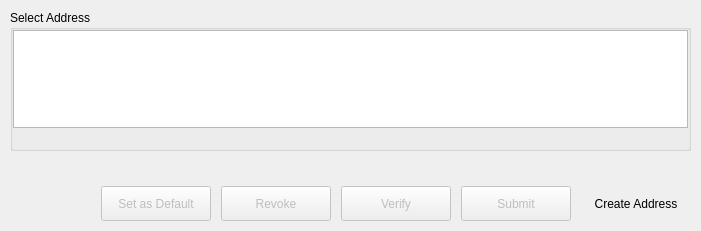
Old version of the form BlockSettleUILib/AuthAddressDialog.ui in the repository BlockSettle/terminal.
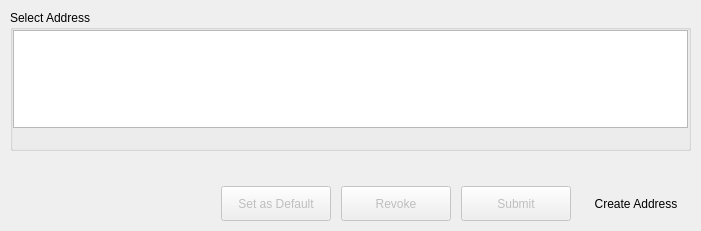
New version of the form. Icons and pictures are not drawn.

Commit message: BST-2207: remove Verify button

Patch:
```diff
--- a/BlockSettleUILib/AuthAddressDialog.ui
+++ b/BlockSettleUILib/AuthAddressDialog.ui
@@ -185,31 +185,6 @@
         </property>
        </widget>
       </item>
-      <item>
-       <widget class="QPushButton" name="pushButtonVerify">
-        <property name="enabled">
-         <bool>false</bool>
-        </property>
-        <property name="sizePolicy">
-         <sizepolicy hsizetype="Fixed" vsizetype="Fixed">
-          <horstretch>0</horstretch>
-          <verstretch>0</verstretch>
-         </sizepolicy>
-        </property>
-        <property name="minimumSize">
-         <size>
-          <width>110</width>
-          <height>35</height>
-         </size>
-        </property>
-        <property name="text">
-         <string>Verify</string>
-        </property>
-        <property name="autoDefault">
-         <bool>false</bool>
-        </property>
-       </widget>
-      </item>
       <item>
        <widget class="QPushButton" name="pushButtonSubmit">
         <property name="enabled">
```
The commit also changes 6 other files.
